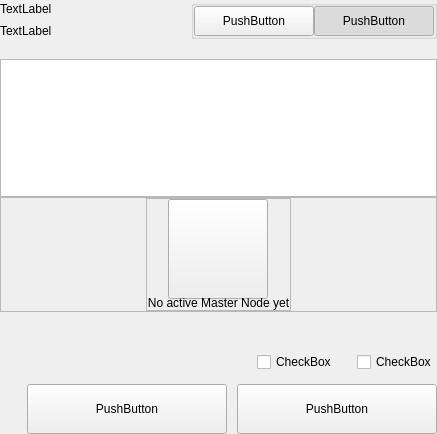
Qt form src/qt/vitae/settings/forms/settingsmultisendwidget.ui (VitaeTeam/Vitae) before a commit.
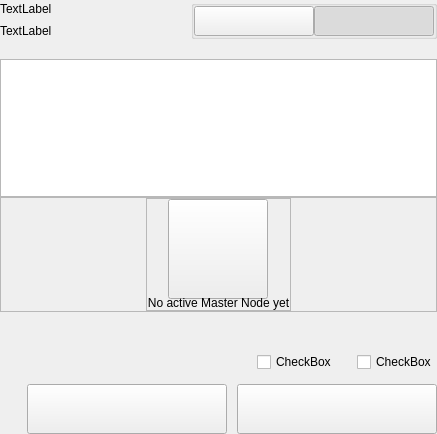
The same form after that commit.

Commit message: [GUI] Cold staking clear all button functionality added and connected.

The edit to the form file:
```diff
--- a/src/qt/vitae/settings/forms/settingsmultisendwidget.ui
+++ b/src/qt/vitae/settings/forms/settingsmultisendwidget.ui
@@ -130,7 +130,7 @@
                  </size>
                 </property>
                 <property name="text">
-                 <string>PushButton</string>
+                 <string/>
                 </property>
                 <property name="checkable">
                  <bool>true</bool>
@@ -155,7 +155,7 @@
                  </size>
                 </property>
                 <property name="text">
-                 <string>PushButton</string>
+                 <string/>
                 </property>
                 <property name="checkable">
                  <bool>true</bool>
@@ -429,7 +429,7 @@
              </size>
             </property>
             <property name="text">
-             <string>PushButton</string>
+             <string/>
             </property>
            </widget>
           </item>
@@ -464,7 +464,7 @@
              </size>
             </property>
             <property name="text">
-             <string>PushButton</string>
+             <string/>
             </property>
            </widget>
           </item>
```
The commit also changes 4 other files.
